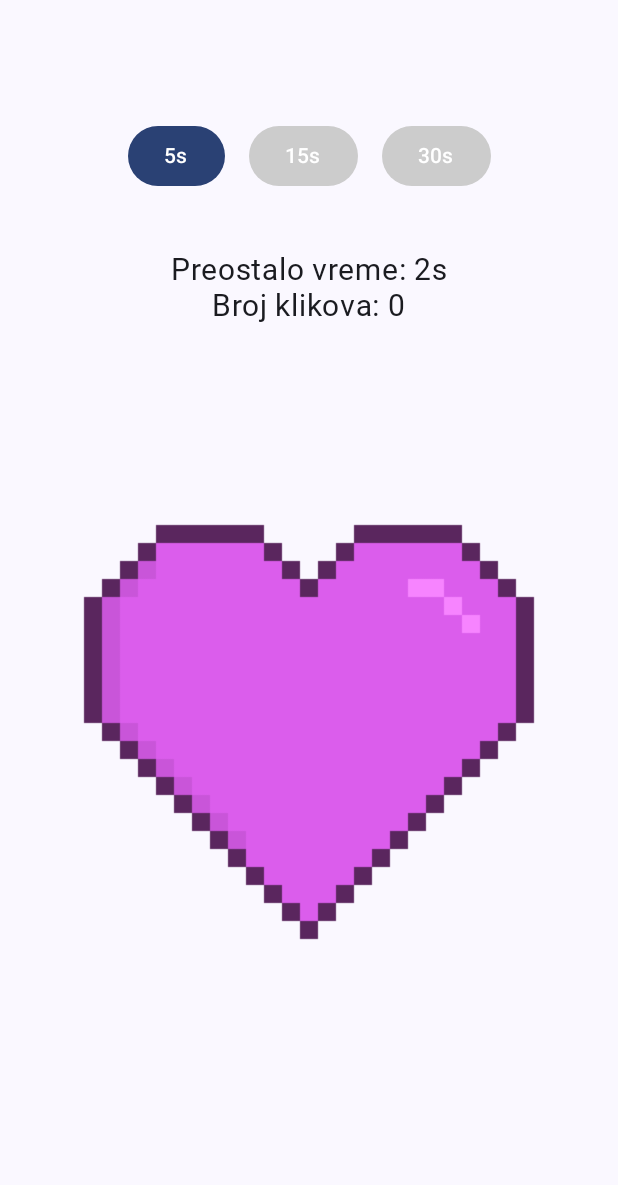
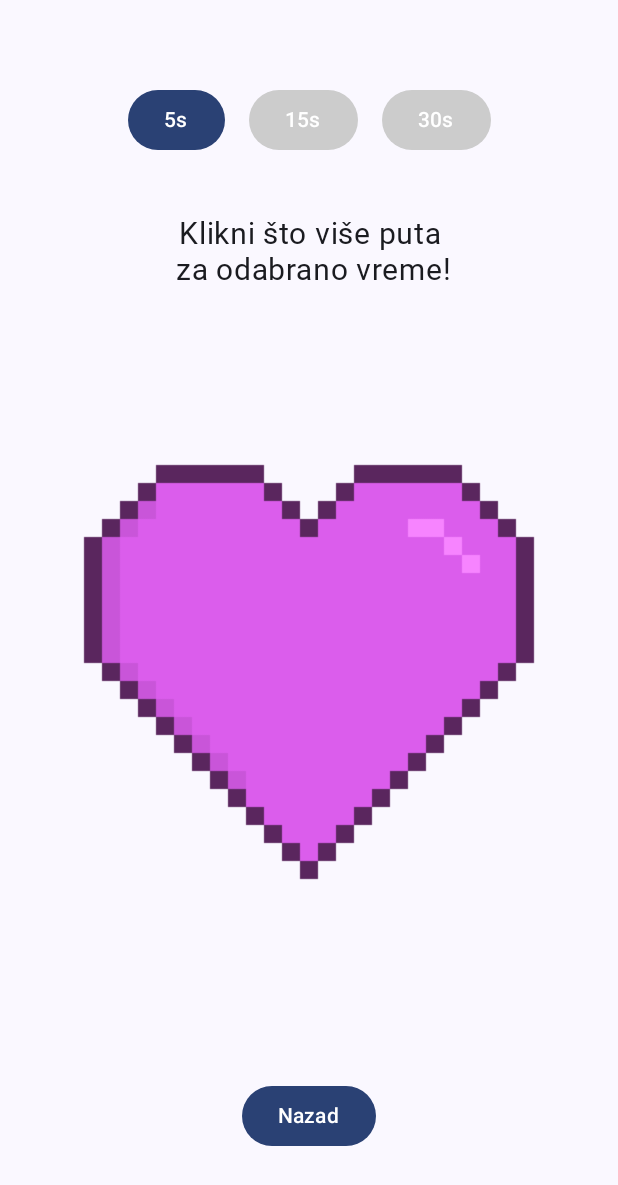
Before and after one commit to tajdzena/AnniversaryApp, an Android app built with Jetpack Compose: the composable MiniGameScreen shown on its own in the app's theme, after a tap on an icon or button, on a phone screen of 412 x 824 dp. Shown: the top 1185 px of the screen. Run offline under Robolectric (Android 15) with nearby library versions, the phone set to English and light mode, and no system bars; Roboto replaces fonts that are not available here; 1 other tap on this screen came first.

Commit message:
Pokretanje nivoa klikom na srce

```diff
--- a/app/src/main/java/com/example/anniversaryapp/MainActivity.kt
+++ b/app/src/main/java/com/example/anniversaryapp/MainActivity.kt
@@ -113,7 +113,7 @@ fun HomeScreen(onStartGame: () -> Unit){
 
         //Spacer(modifier = Modifier.height(16.dp))
 
-        if (clickCount >= maxClicks) { //Dodati konfeti efekat
+        if (clickCount >= maxClicks) { //Dodati konfeti efekat, i videti za long press
             Text(
                 text = "4 klika za 4 godine ljubavi!\nVojim te 🐻 <3 🐸", //Dodati animaciju pri pojavljivanju teksta
                 color = Color.hsl(300f, 0.6f, 0.7f),
@@ -145,7 +145,7 @@ fun MiniGameScreen(onExit: () -> Unit) {
 
     LaunchedEffect(gameRunning) {
         if (gameRunning) {
-            for (i in selectedDuration downTo 1) {
+            for (i in selectedDuration downTo 0) {
                 timeLeft = i
                 delay(1000)
             }
@@ -183,24 +183,20 @@ fun MiniGameScreen(onExit: () -> Unit) {
 
         Spacer(modifier = Modifier.height(40.dp))
 
-        if (!gameRunning) {
-            Text("Klikni što više puta za odabrano vreme!", fontSize = 20.sp, textAlign = TextAlign.Center)
-            Spacer(modifier = Modifier.height(16.dp))
-            Button(onClick = {
-                score = 0
-                timeLeft = 10
-                gameRunning = true
-            }) {
-                Text("Počni!")
+
+        //Izmenjena logika - klik na srce pokrece igricu, a ne na dugme
+        Text(
+            if (!gameRunning) "Klikni što više puta\n za odabrano vreme!"
+            else "Preostalo vreme: ${timeLeft}s",
+            fontSize = 20.sp,
+            textAlign = TextAlign.Center
+        )
+
+        if (gameRunning) {
+            Text("Broj klikova: $score", fontSize = 20.sp)
         }
-            Spacer(modifier = Modifier.height(16.dp))
-            Button(onClick = onExit) {
-                Text("Nazad")
-            }
-        } else {
-            Text("Preostalo vreme: ${timeLeft}s", fontSize = 20.sp)
-            Text("Broj klikova: $score", fontSize = 20.sp)
-            Spacer(modifier = Modifier.height(16.dp))
+
+        //Spacer(modifier = Modifier.height(6.dp))
 
         Image(
             painter = painterResource(id = R.drawable.pixel_heart),
@@ -209,9 +205,20 @@ fun MiniGameScreen(onExit: () -> Unit) {
                 .size(512.dp)
                 .scale(scale.value)
                 .clickable {
+                    if (!gameRunning) {
+                        score = 0
+                        timeLeft = selectedDuration
+                        gameRunning = true
+                    } else {
                         score++
                     }
+                }
         )
+
+        Spacer(modifier = Modifier.height(16.dp))
+
+        Button(onClick = onExit) {
+            Text("Nazad")
         }
     }
 }
```
Lines whose indentation alone changed are shown as unchanged.
